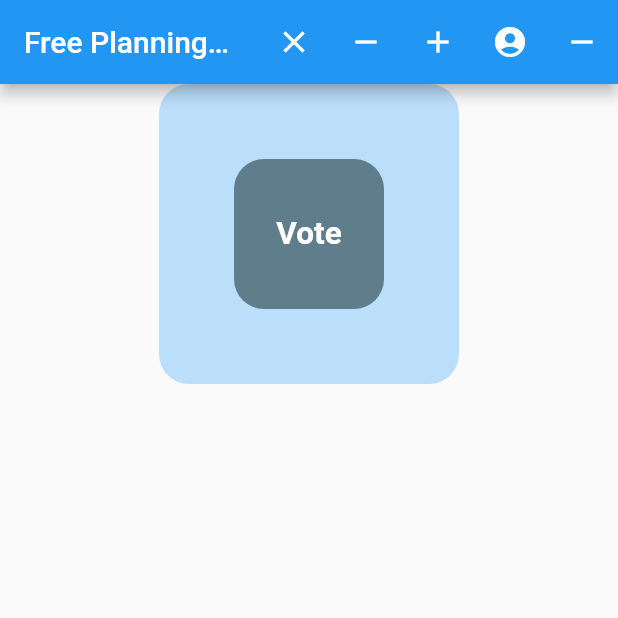
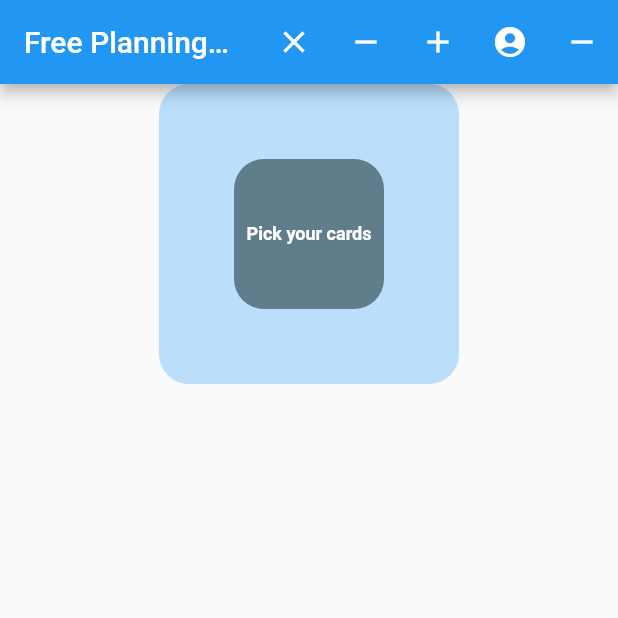
Before and after one commit to gianlucampos/planning_poker_frontend_clone, a Flutter app: the screen it shows after launch, on a phone screen of 412 x 824 dp, the top half of it. Run offline on Flutter 3.47's test engine with Material 2 defaults, Android fonts, the phone set to English and light mode, and no system bars; our stand-ins replace dio; missing offline and left inert: stomp_dart_client.

Commit message:
Correção de status jogo para mobile

```diff
--- a/lib/mobile/widgets/table/mesa_widget.dart
+++ b/lib/mobile/widgets/table/mesa_widget.dart
@@ -23,7 +23,7 @@ class _MesaWidgetState extends State<MesaWidget> {
 
   @override
   void setState(fn) {
-    if(mounted) {
+    if (mounted) {
       super.setState(fn);
     }
   }
@@ -60,7 +60,6 @@ class _MesaWidgetState extends State<MesaWidget> {
     }
   }
 
-
   @override
   Widget build(BuildContext context) {
     return Container(
@@ -71,24 +70,30 @@ class _MesaWidgetState extends State<MesaWidget> {
         borderRadius: const BorderRadius.all(Radius.circular(20)),
       ),
       child: TextButton(
-        onPressed: () {},
+        onPressed: statusController,
         child: Container(
           decoration: const BoxDecoration(
             color: Colors.blueGrey,
             borderRadius: BorderRadius.all(Radius.circular(20)),
           ),
-          child: const SizedBox(
+          child: SizedBox(
             width: 100,
             height: 100,
-            child: Center(
+            child: Consumer<ContadorProvider>(
+              builder: (context, contadorProvider, widget) {
+                return Center(
                   child: Text(
-                'Vote',
-                textScaleFactor: 1.5,
+                    contadorProvider.isActive
+                        ? '${contadorProvider.segundos}'
+                        : '${gameStatus.value}',
                     style: TextStyle(
                       color: Colors.white,
                       fontWeight: FontWeight.bold,
+                      fontSize: 12,
                     ),
                   ),
+                );
+              },
             ),
           ),
         ),
--- a/lib/shared/core/app_widget.dart
+++ b/lib/shared/core/app_widget.dart
@@ -20,7 +20,7 @@ class ResponsiveLayout extends StatelessWidget {
   final Widget desktop;
   final Widget mobile;
   static const mobileHeight = 780;
-  static const mobileWidth = 600;
+  static const mobileWidth = 750;
 
   const ResponsiveLayout({
     required this.desktop,
```
Lines whose indentation alone changed are shown as unchanged.
